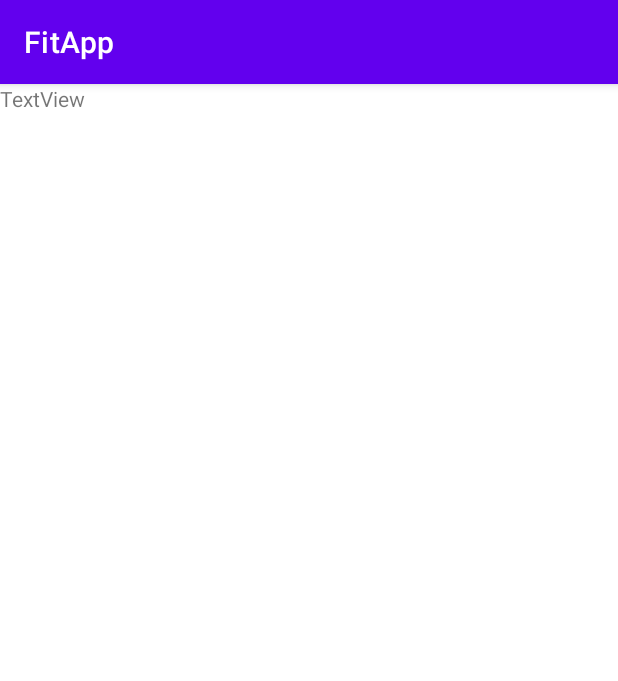
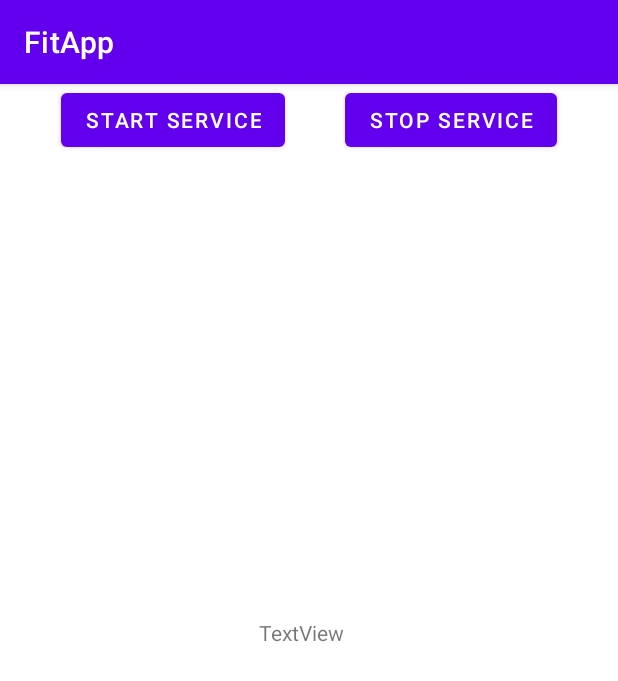
Before and after one commit to BartoszKunkel/FitApp, an Android app: the screen it shows after launch (MainActivity), on a phone screen of 412 x 824 dp. Shown: the top 681 px of the screen. Run offline under Robolectric (Android 15) with nearby library versions, the phone set to English and light mode, and no system bars.

Commit message:
Update of aplication (changed binding service to running service)

```diff
--- a/app/src/main/java/com/example/fitapp/MainActivity.java
+++ b/app/src/main/java/com/example/fitapp/MainActivity.java
@@ -2,74 +2,82 @@ package com.example.fitapp;
 
 import androidx.appcompat.app.AppCompatActivity;
 
+import android.app.ActivityManager;
+import android.content.BroadcastReceiver;
 import android.content.ComponentName;
 import android.content.Context;
 import android.content.Intent;
+import android.content.IntentFilter;
 import android.content.ServiceConnection;
 import android.os.Bundle;
 import android.os.Handler;
 import android.os.IBinder;
+import android.util.Log;
+import android.view.View;
+import android.widget.Button;
 import android.widget.TextView;
 
+import java.util.Locale;
+
 public class MainActivity extends AppCompatActivity {
+    Bundle bundle;
+    public TextView route;
 
-    public boolean binded;
-    private Possition sPossition;
-
-    private final ServiceConnection connect = new ServiceConnection() {
-        @Override
-        public void onServiceConnected(ComponentName name, IBinder service) {
-            Possition.ServerConnection sC = (Possition.ServerConnection) service;
-            sPossition = sC.getPos();
-            binded = true;
-        }
-
-        @Override
-        public void onServiceDisconnected(ComponentName name) {
-            binded = false;
-        }
-    };
+    Button start, stop;
+    private BroadcastReceiver bR;
 
 
     @Override
     protected void onCreate(Bundle savedInstanceState) {
         super.onCreate(savedInstanceState);
         setContentView(R.layout.activity_main);
-        takeRoute();
+        route = findViewById(R.id.route);
+        start = findViewById(R.id.start);
+        stop = findViewById(R.id.stop);
+        start.setOnClickListener(startButton);
+        stop.setOnClickListener(stopButton);
     }
 
 
     @Override
     protected void onStart() {
         super.onStart();
-        Intent PossInt = new Intent(this, Possition.class);
-        bindService(PossInt, connect, Context.BIND_AUTO_CREATE);
+
     }
 
     @Override
     protected void onStop() {
         super.onStop();
-        if(binded)
-        {
-            unbindService(connect);
-            binded = false;
-        }
-    }
-
-    private void takeRoute()
-    {
-        final TextView route = findViewById(R.id.route);
-        final Handler handler = new Handler();
-        handler.post(new Runnable() {
-            @Override
-            public void run() {
-                if(binded == true) {
-                    route.setText(sPossition.getResult());
-                }
-                handler.postDelayed(this, 1000);
-                }
-        });
     }
 
 
+    @Override
+    protected void onResume() {
+        super.onResume();
+        if(bR == null){
+            bR = new BroadcastReceiver() {
+                @Override
+                public void onReceive(Context context, Intent intent) {
+                    Log.v("BroadcastReceived", "Received Broadcast");
+                            bundle = intent.getExtras();
+                            String result = bundle.getString("location");
+                            route.setText(result);
+                }
+            };
+        }
+        IntentFilter locationFilter = new IntentFilter("location_update");
+        registerReceiver(bR, locationFilter);
+    }
+
+
+    View.OnClickListener startButton = v -> {
+        Intent i = new Intent(MainActivity.this, Possition.class);
+        startService(i);
+    };
+
+    View.OnClickListener stopButton = v -> {
+        Intent i = new Intent(MainActivity.this, Possition.class);
+        stopService(i);
+    };
+
 }
--- a/app/src/main/res/layout/activity_main.xml
+++ b/app/src/main/res/layout/activity_main.xml
@@ -10,8 +10,34 @@
         android:id="@+id/route"
         android:layout_width="wrap_content"
         android:layout_height="wrap_content"
+        android:layout_marginStart="10dp"
+        android:layout_marginTop="356dp"
+        android:layout_marginEnd="10dp"
         android:text="TextView"
-        tools:layout_editor_absoluteX="163dp"
-        tools:layout_editor_absoluteY="81dp" />
+
+        app:layout_constraintEnd_toEndOf="parent"
+        app:layout_constraintHorizontal_bias="0.486"
+        app:layout_constraintStart_toStartOf="parent"
+        app:layout_constraintTop_toTopOf="parent" />
+
+    <Button
+        android:id="@+id/start"
+        android:layout_width="wrap_content"
+        android:layout_height="wrap_content"
+        android:text="Start Service"
+        app:layout_constraintEnd_toEndOf="parent"
+        app:layout_constraintEnd_toStartOf="@id/stop"
+        app:layout_constraintHorizontal_bias="0.272"
+        app:layout_constraintStart_toStartOf="parent"
+        tools:layout_editor_absoluteY="29dp" />
+
+    <Button
+        android:id="@+id/stop"
+        android:layout_width="wrap_content"
+        android:layout_height="wrap_content"
+        android:text="STOP SERVICE"
+        app:layout_constraintEnd_toEndOf="parent"
+        app:layout_constraintStart_toEndOf="@+id/start"
+        tools:layout_editor_absoluteY="29dp" />
 
 </androidx.constraintlayout.widget.ConstraintLayout>
```
Also changed, not shown: app/src/main/java/com/example/fitapp/Possition.java (+38 -21 lines).
